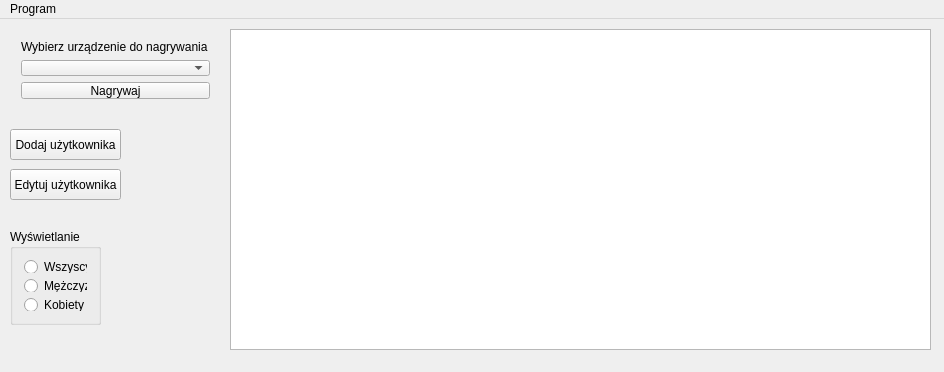
Before: the Qt Designer form src/mainwindow.ui in sggw-inf-2015-2/kk, drawn with Qt 5.
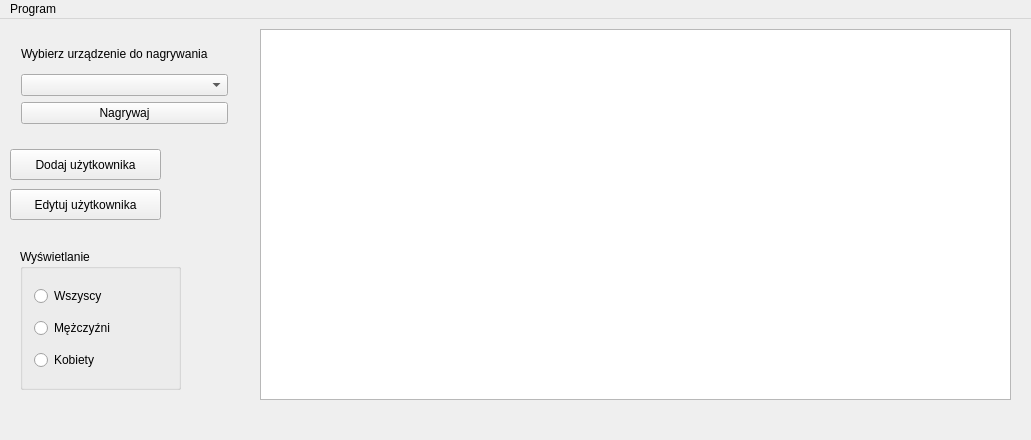
After: the same form once the commit is applied.

Commit message: Fix GUI under Linux

```diff
--- a/src/mainwindow.ui
+++ b/src/mainwindow.ui
@@ -6,8 +6,8 @@
    <rect>
     <x>0</x>
     <y>0</y>
-    <width>944</width>
-    <height>372</height>
+    <width>1031</width>
+    <height>440</height>
    </rect>
   </property>
   <property name="windowTitle">
@@ -19,8 +19,8 @@
      <rect>
       <x>10</x>
       <y>10</y>
-      <width>211</width>
-      <height>81</height>
+      <width>229</width>
+      <height>106</height>
      </rect>
     </property>
     <layout class="QVBoxLayout" name="verticalLayout">
@@ -47,8 +47,8 @@
     <property name="geometry">
      <rect>
       <x>10</x>
-      <y>110</y>
-      <width>111</width>
+      <y>130</y>
+      <width>151</width>
       <height>31</height>
      </rect>
     </property>
@@ -59,10 +59,10 @@
    <widget class="QTableWidget" name="AdminUserList">
     <property name="geometry">
      <rect>
-      <x>230</x>
+      <x>260</x>
       <y>10</y>
-      <width>701</width>
-      <height>321</height>
+      <width>751</width>
+      <height>371</height>
      </rect>
     </property>
     <property name="editTriggers">
@@ -79,8 +79,8 @@
     <property name="geometry">
      <rect>
       <x>10</x>
-      <y>150</y>
-      <width>111</width>
+      <y>170</y>
+      <width>151</width>
       <height>31</height>
      </rect>
     </property>
@@ -91,10 +91,10 @@
    <widget class="QGroupBox" name="groupBox">
     <property name="geometry">
      <rect>
-      <x>10</x>
-      <y>210</y>
-      <width>91</width>
-      <height>96</height>
+      <x>20</x>
+      <y>230</y>
+      <width>161</width>
+      <height>141</height>
      </rect>
     </property>
     <property name="title">
@@ -139,8 +139,8 @@
     <rect>
      <x>0</x>
      <y>0</y>
-     <width>944</width>
-     <height>21</height>
+     <width>1031</width>
+     <height>28</height>
     </rect>
    </property>
    <widget class="QMenu" name="menuT">
```
